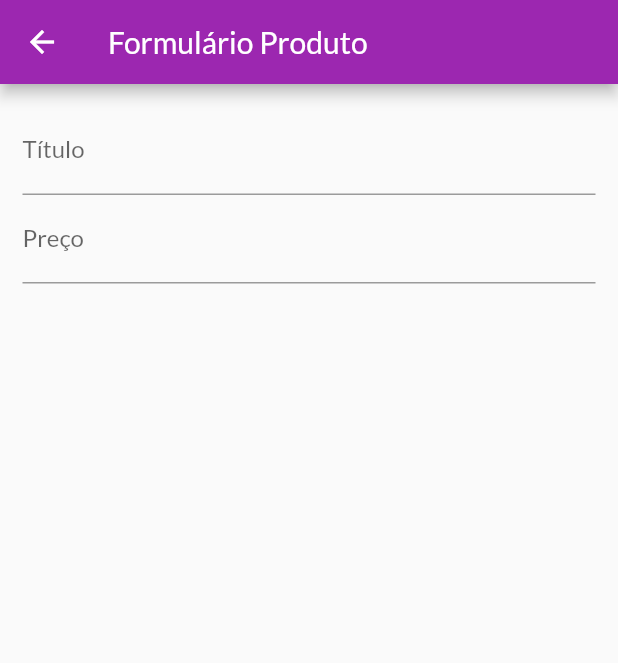
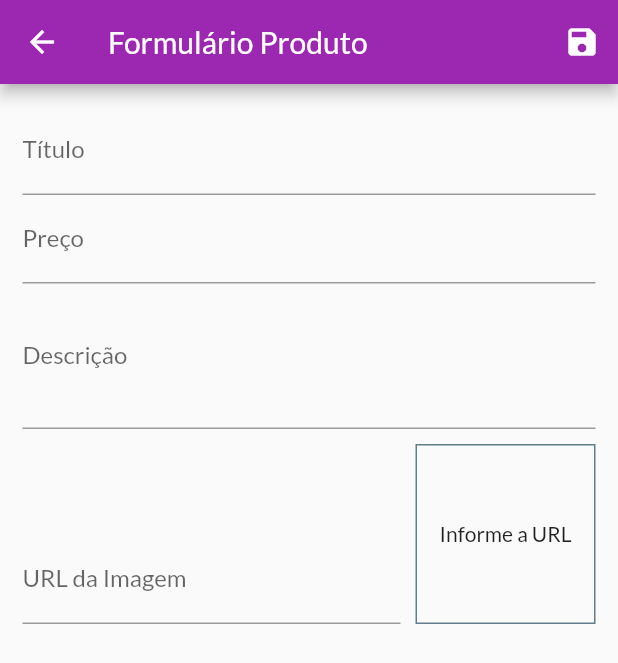
Before and after one commit to genivalc/Shop, a Flutter app: the ProductFromScreen screen opened by its route, on a phone screen of 412 x 824 dp. Shown: the top 663 px of the screen. Run offline on Flutter 3.47's test engine with Material 2 defaults, Android fonts, the phone set to English and light mode, and no system bars; network calls fail.

Commit message:
Submetendo o Formulario

```diff
--- a/lib/views/product_from_screen.dart
+++ b/lib/views/product_from_screen.dart
@@ -1,4 +1,8 @@
+import 'dart:math';
+
 import 'package:flutter/material.dart';
+
+import '../providers/product.dart';
 
 class ProductFromScreen extends StatefulWidget {
   @override
@@ -7,30 +11,139 @@ class ProductFromScreen extends StatefulWidget {
 
 class _ProductFromScreen extends State<ProductFromScreen> {
   final _priceFocusNode = FocusNode();
+  final _descriptionFocusNode = FocusNode();
+  final _imagerUrlFocusNode = FocusNode();
+  final _imageUrlController = TextEditingController();
+  final _form = GlobalKey<FormState>();
+  final _formData = Map<String, Object>();
+
+  @override
+  void initState() {
+    super.initState();
+    _imagerUrlFocusNode.addListener(_updateImage);
+  }
+
+  void _updateImage() {
+    setState(() {});
+  }
+
+  @override
+  void dispose() {
+    super.dispose();
+    _priceFocusNode.dispose();
+    _descriptionFocusNode.dispose();
+    _imagerUrlFocusNode.dispose();
+    _imagerUrlFocusNode.removeListener(_updateImage);
+    _imagerUrlFocusNode.dispose();
+  }
+
+  void _saveForm() {
+    _form.currentState.save();
+
+    final newProduct = Product(
+      id: Random().nextDouble().toString(),
+      description: _formData['description'],
+      imageUrl: _formData['imageUrl'],
+      price: _formData['price'],
+      title: _formData['title'],
+    );
+
+    print(newProduct.title);
+        print(newProduct.imageUrl);
+            print(newProduct.price);
+                print(newProduct.description);
+  }
+
   @override
   Widget build(BuildContext context) {
     return Scaffold(
       appBar: AppBar(
         title: Text("Formulário Produto"),
+        actions: <Widget>[
+          IconButton(
+            icon: Icon(Icons.save),
+            onPressed: () {
+              _saveForm();
+            },
+          )
+        ],
       ),
       body: Padding(
         padding: const EdgeInsets.all(15.0),
         child: Form(
-              child: ListView(children: <Widget>[
+          key: _form,
+          child: ListView(
+            children: <Widget>[
               TextFormField(
                 decoration: InputDecoration(labelText: "Título"),
                 textInputAction: TextInputAction.next,
                 onFieldSubmitted: (_) {
                   FocusScope.of(context).requestFocus(_priceFocusNode);
                 },
+                onSaved: (value) => _formData['title'] = value,
               ),
               TextFormField(
                 decoration: InputDecoration(labelText: "Preço"),
                 textInputAction: TextInputAction.next,
                 focusNode: _priceFocusNode,
                 keyboardType: TextInputType.numberWithOptions(decimal: true),
-            )
-          ]))),
+                onFieldSubmitted: (_) {
+                  FocusScope.of(context).requestFocus(_descriptionFocusNode);
+                },
+                onSaved: (value) => _formData['price'] = double.parse(value),
+              ),
+              TextFormField(
+                decoration: InputDecoration(labelText: "Descrição"),
+                maxLines: 3,
+                keyboardType: TextInputType.multiline,
+                focusNode: _descriptionFocusNode,
+                onSaved: (value) => _formData['description'] = value,
+              ),
+              Row(
+                crossAxisAlignment: CrossAxisAlignment.end,
+                children: <Widget>[
+                  Expanded(
+                    child: TextFormField(
+                      decoration: InputDecoration(labelText: "URL da Imagem"),
+                      keyboardType: TextInputType.url,
+                      textInputAction: TextInputAction.done,
+                      focusNode: _imagerUrlFocusNode,
+                      controller: _imageUrlController,
+                      onFieldSubmitted: (_) {
+                        _saveForm();
+                      },
+                      onSaved: (value) => _formData['imageUrl'] = value,
+                    ),
+                  ),
+                  Container(
+                    height: 120,
+                    width: 120,
+                    margin: EdgeInsets.only(
+                      top: 10,
+                      left: 10,
+                    ),
+                    decoration: BoxDecoration(
+                      border: Border.all(
+                        color: Colors.blueGrey,
+                        width: 1,
+                      ),
+                    ),
+                    alignment: Alignment.center,
+                    child: _imageUrlController.text.isEmpty
+                        ? Text("Informe a URL")
+                        : FittedBox(
+                            child: Image.network(
+                              _imageUrlController.text,
+                              fit: BoxFit.contain,
+                            ),
+                          ),
+                  ),
+                ],
+              ),
+            ],
+          ),
+        ),
+      ),
     );
   }
 }
```
Lines whose indentation alone changed are shown as unchanged.
